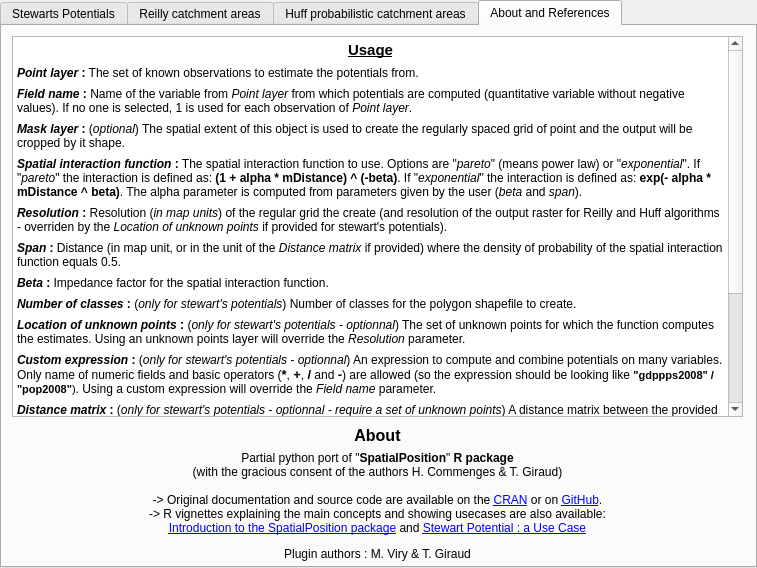
Above: SpatialPositionModel_dialog_base.ui from mthh/SpatialPositionModel before the change. Below: the same form after it.
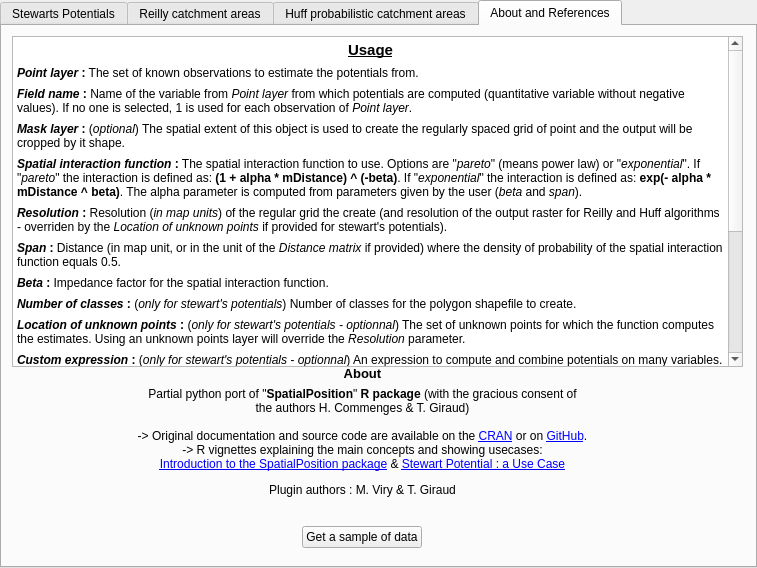
That is the form after the change. The open tabs and pages were chosen to show the change. Custom widgets are drawn as their Qt base class.

Commit message: Add a sample of data

The edit to the form file:
```diff
--- a/SpatialPositionModel_dialog_base.ui
+++ b/SpatialPositionModel_dialog_base.ui
@@ -971,7 +971,7 @@
       <x>10</x>
       <y>10</y>
       <width>731</width>
-      <height>381</height>
+      <height>331</height>
      </rect>
     </property>
     <property name="html">
@@ -1000,30 +1000,56 @@
 &lt;p style=&quot;-qt-paragraph-type:empty; margin-top:7px; margin-bottom:7px; margin-left:0px; margin-right:0px; -qt-block-indent:0; text-indent:0px; font-family:'sans-serif'; font-size:8pt; color:#000000;&quot;&gt;&lt;br /&gt;&lt;/p&gt;&lt;/body&gt;&lt;/html&gt;</string>
     </property>
    </widget>
-   <widget class="QWidget" name="">
+   <widget class="QWidget" name="layoutWidget">
     <property name="geometry">
      <rect>
-      <x>10</x>
-      <y>400</y>
-      <width>731</width>
-      <height>143</height>
+      <x>0</x>
+      <y>340</y>
+      <width>721</width>
+      <height>182</height>
      </rect>
     </property>
     <layout class="QGridLayout" name="gridLayout_7">
-     <item row="0" column="0">
-      <widget class="QLabel" name="label_36">
-       <property name="text">
-        <string>&lt;html&gt;&lt;head/&gt;&lt;body&gt;&lt;p align=&quot;center&quot;&gt;&lt;span style=&quot; font-size:12pt; font-weight:600;&quot;&gt;About&lt;/span&gt;&lt;/p&gt;&lt;/body&gt;&lt;/html&gt;</string>
-       </property>
-      </widget>
-     </item>
      <item row="1" column="0">
       <widget class="QLabel" name="label_26">
        <property name="text">
-        <string>&lt;html&gt;&lt;head/&gt;&lt;body&gt;&lt;p align=&quot;center&quot;&gt;Partial python port of &amp;quot;&lt;span style=&quot; font-weight:600;&quot;&gt;SpatialPosition&lt;/span&gt;&amp;quot; &lt;span style=&quot; font-weight:600;&quot;&gt;R package&lt;br/&gt;&lt;/span&gt;(with the gracious consent of the authors H. Commenges &amp;amp; T. Giraud)&lt;br/&gt;&lt;br/&gt;-&amp;gt; Original documentation and source code are available on the &lt;a href=&quot;https://cran.r-project.org/package=SpatialPosition&quot;&gt;&lt;span style=&quot; text-decoration: underline; color:#0000ff;&quot;&gt;CRAN&lt;/span&gt;&lt;/a&gt; or on &lt;a href=&quot;https://github.com/Groupe-ElementR/SpatialPosition&quot;&gt;&lt;span style=&quot; text-decoration: underline; color:#0000ff;&quot;&gt;GitHub&lt;/span&gt;&lt;/a&gt;.&lt;br/&gt;-&amp;gt; R vignettes explaining the main concepts and showing usecases are also available: &lt;br/&gt;&lt;a href=&quot;https://cran.r-project.org/web/packages/SpatialPosition/vignettes/SpatialPosition.html&quot;&gt;&lt;span style=&quot; text-decoration: underline; color:#0000ff;&quot;&gt;Introduction to the SpatialPosition package&lt;/span&gt;&lt;/a&gt; and &lt;a href=&quot;https://cran.r-project.org/web/packages/SpatialPosition/vignettes/StewartExample.html&quot;&gt;&lt;span style=&quot; text-decoration: underline; color:#0000ff;&quot;&gt;Stewart Potential : a Use Case&lt;/span&gt;&lt;/a&gt;&lt;/p&gt;&lt;p align=&quot;center&quot;&gt;Plugin authors : M. Viry &amp;amp; T. Giraud&lt;br/&gt;&lt;/p&gt;&lt;/body&gt;&lt;/html&gt;</string>
+        <string>&lt;html&gt;&lt;head/&gt;&lt;body&gt;&lt;p align=&quot;center&quot;&gt;&lt;span style=&quot; font-size:9pt;&quot;&gt;Partial python port of &amp;quot;&lt;/span&gt;&lt;span style=&quot; font-size:9pt; font-weight:600;&quot;&gt;SpatialPosition&lt;/span&gt;&lt;span style=&quot; font-size:9pt;&quot;&gt;&amp;quot; &lt;/span&gt;&lt;span style=&quot; font-size:9pt; font-weight:600;&quot;&gt;R package &lt;/span&gt;&lt;span style=&quot; font-size:9pt;&quot;&gt;(with the gracious consent of&lt;br/&gt;the authors H. Commenges &amp;amp; T. Giraud)&lt;br/&gt;&lt;br/&gt;-&amp;gt; Original documentation and source code are available on the &lt;/span&gt;&lt;a href=&quot;https://cran.r-project.org/package=SpatialPosition&quot;&gt;&lt;span style=&quot; font-size:9pt; text-decoration: underline; color:#0000ff;&quot;&gt;CRAN&lt;/span&gt;&lt;/a&gt;&lt;span style=&quot; font-size:9pt;&quot;&gt; or on &lt;/span&gt;&lt;a href=&quot;https://github.com/Groupe-ElementR/SpatialPosition&quot;&gt;&lt;span style=&quot; font-size:9pt; text-decoration: underline; color:#0000ff;&quot;&gt;GitHub&lt;/span&gt;&lt;/a&gt;&lt;span style=&quot; font-size:9pt;&quot;&gt;.&lt;br/&gt;-&amp;gt; R vignettes explaining the main concepts and showing usecases:&lt;br/&gt;&lt;/span&gt;&lt;a href=&quot;https://cran.r-project.org/web/packages/SpatialPosition/vignettes/SpatialPosition.html&quot;&gt;&lt;span style=&quot; font-size:9pt; text-decoration: underline; color:#0000ff;&quot;&gt;Introduction to the SpatialPosition package&lt;/span&gt;&lt;/a&gt;&lt;span style=&quot; font-size:9pt;&quot;&gt; &amp;amp; &lt;/span&gt;&lt;a href=&quot;https://cran.r-project.org/web/packages/SpatialPosition/vignettes/StewartExample.html&quot;&gt;&lt;span style=&quot; font-size:9pt; text-decoration: underline; color:#0000ff;&quot;&gt;Stewart Potential : a Use Case&lt;/span&gt;&lt;/a&gt;&lt;/p&gt;&lt;p align=&quot;center&quot;&gt;&lt;span style=&quot; font-size:9pt;&quot;&gt;Plugin authors : M. Viry &amp;amp; T. Giraud&lt;/span&gt;&lt;/p&gt;&lt;/body&gt;&lt;/html&gt;</string>
        </property>
       </widget>
      </item>
+     <item row="3" column="0" alignment="Qt::AlignHCenter|Qt::AlignVCenter">
+      <widget class="QPushButton" name="pushButton_data">
+       <property name="minimumSize">
+        <size>
+         <width>75</width>
+         <height>0</height>
+        </size>
+       </property>
+       <property name="text">
+        <string>Get a sample of data</string>
+       </property>
+      </widget>
+     </item>
+     <item row="0" column="0">
+      <widget class="QLabel" name="label_36">
+       <property name="text">
+        <string>&lt;html&gt;&lt;head/&gt;&lt;body&gt;&lt;p align=&quot;center&quot;&gt;&lt;span style=&quot; font-size:10pt; font-weight:600;&quot;&gt;About&lt;/span&gt;&lt;/p&gt;&lt;/body&gt;&lt;/html&gt;</string>
+       </property>
+      </widget>
+     </item>
+     <item row="2" column="0">
+      <spacer name="verticalSpacer_12">
+       <property name="orientation">
+        <enum>Qt::Vertical</enum>
+       </property>
+       <property name="sizeHint" stdset="0">
+        <size>
+         <width>20</width>
+         <height>40</height>
+        </size>
+       </property>
+      </spacer>
+     </item>
     </layout>
    </widget>
   </widget>
```
The commit also changes 19 other files.
